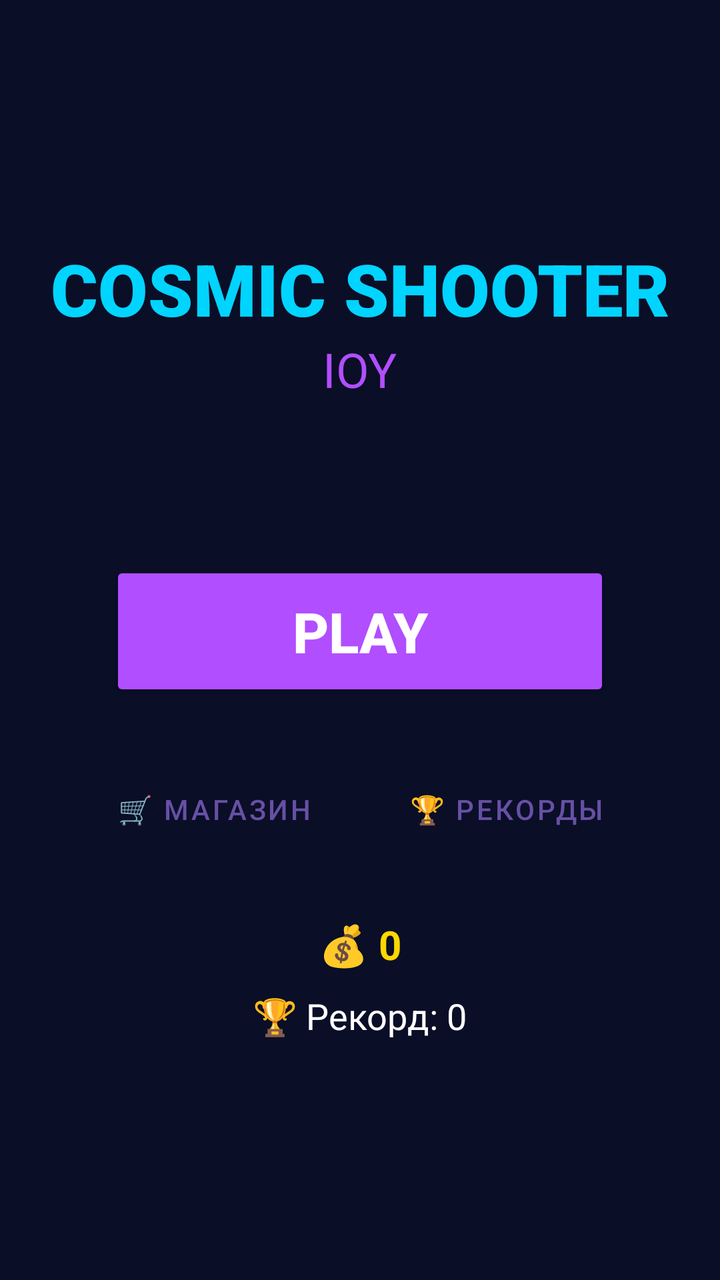
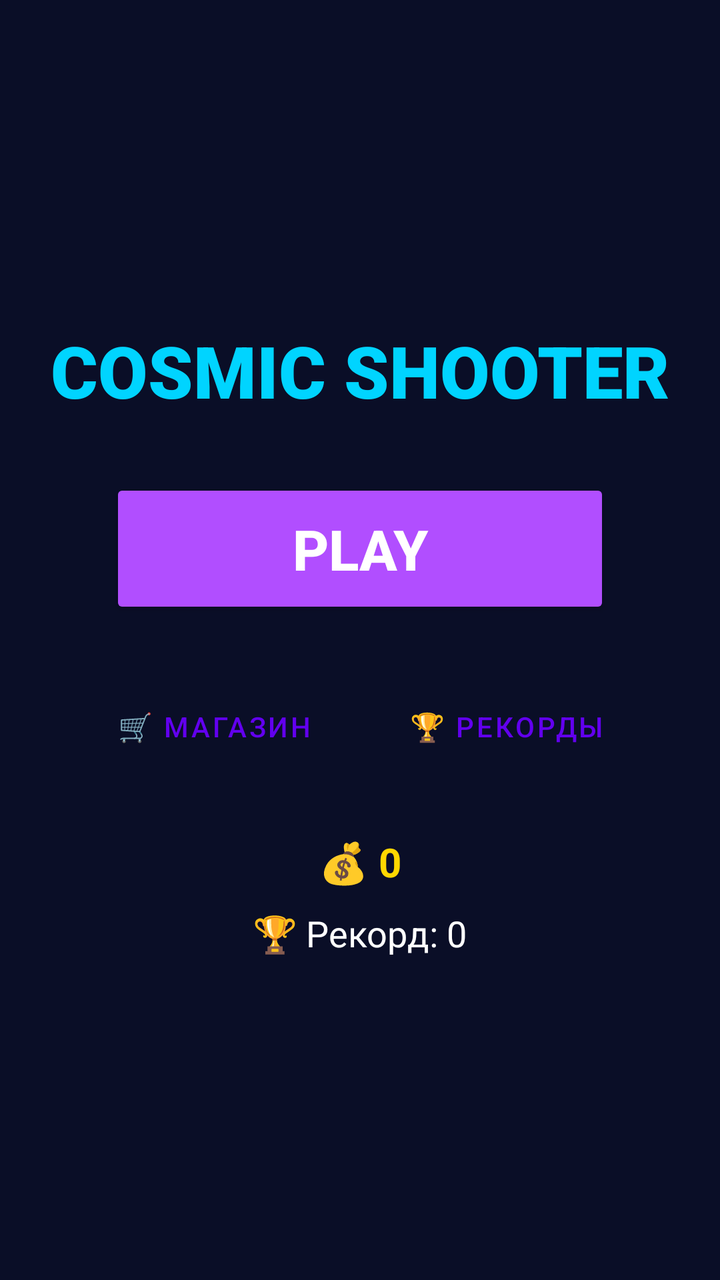

Screens rendered from an Android XML layout before and after an edit, with the pre-edit source and the edit as a unified diff.
<!-- AndroidManifest.xml: activity theme Theme.CosmicShooterIoy -->
<!-- res/layout/activity_main.xml -->
<?xml version="1.0" encoding="utf-8"?>
<FrameLayout xmlns:android="http://schemas.android.com/apk/res/android"
    xmlns:app="http://schemas.android.com/apk/res-auto"
    android:layout_width="match_parent"
    android:layout_height="match_parent"
    android:background="#0a0e27">

    <LinearLayout
        android:layout_width="match_parent"
        android:layout_height="wrap_content"
        android:layout_gravity="center"
        android:gravity="center"
        android:orientation="vertical"
        android:padding="20dp">

        <TextView
            android:layout_width="wrap_content"
            android:layout_height="wrap_content"
            android:fontFamily="sans-serif-black"
            android:text="COSMIC SHOOTER"
            android:textColor="#00d4ff"
            android:textSize="36sp"
            android:textStyle="bold" />

        <TextView
            android:layout_width="wrap_content"
            android:layout_height="wrap_content"
            android:layout_marginBottom="50dp"
            android:text="IOY"
            android:textColor="#b14eff"
            android:textSize="24sp" />

        <com.google.android.material.button.MaterialButtonToggleGroup
            android:id="@+id/difficultyGroup"
            android:layout_width="wrap_content"
            android:layout_height="wrap_content"
            android:layout_marginBottom="30dp"
            app:selectionRequired="true"
            app:singleSelection="true">

            <Button android:id="@+id/btnEasy" style="@style/Widget.MaterialComponents.Button.OutlinedButton" android:layout_width="wrap_content" android:layout_height="wrap_content" android:text="Easy" />
            <Button android:id="@+id/btnNormal" style="@style/Widget.MaterialComponents.Button.OutlinedButton" android:layout_width="wrap_content" android:layout_height="wrap_content" android:text="Normal" />
            <Button android:id="@+id/btnHard" style="@style/Widget.MaterialComponents.Button.OutlinedButton" android:layout_width="wrap_content" android:layout_height="wrap_content" android:text="Hard" />
        </com.google.android.material.button.MaterialButtonToggleGroup>

        <Button android:id="@+id/btnPlay" android:layout_width="250dp" android:layout_height="70dp" android:layout_marginBottom="30dp" android:backgroundTint="#b14eff" android:text="PLAY" android:textColor="#ffffff" android:textSize="28sp" android:textStyle="bold" />

        <LinearLayout android:layout_width="wrap_content" android:layout_height="wrap_content" android:gravity="center" android:orientation="horizontal">
            <Button android:id="@+id/btnShop" style="@style/Widget.MaterialComponents.Button.OutlinedButton" android:layout_width="wrap_content" android:layout_height="wrap_content" android:layout_marginEnd="16dp" android:text="🛒 Магазин" />
            <Button android:id="@+id/btnLeaderboard" style="@style/Widget.MaterialComponents.Button.OutlinedButton" android:layout_width="wrap_content" android:layout_height="wrap_content" android:text="🏆 Рекорды" />
        </LinearLayout>

        <TextView android:id="@+id/coinsText" android:layout_width="wrap_content" android:layout_height="wrap_content" android:layout_marginTop="30dp" android:text="💰 0" android:textColor="#ffd700" android:textSize="20sp" android:textStyle="bold" />
        <TextView android:id="@+id/highScoreText" android:layout_width="wrap_content" android:layout_height="wrap_content" android:layout_marginTop="10dp" android:text="🏆 Рекорд: 0" android:textColor="#ffffff" android:textSize="18sp" />
    </LinearLayout>
</FrameLayout>
<!-- resources referenced by this layout -->
<resources>
  <style name="Theme.CosmicShooterIoy" parent="Base.Theme.CosmicShooterIoy" />
  <style name="Base.Theme.CosmicShooterIoy" parent="Theme.Material3.DayNight.NoActionBar">
          
          
      </style>
</resources>

<!-- the commit's change to res/layout/activity_main.xml (unified diff, before → after) -->
@@ -21,14 +21,6 @@
             android:textColor="#00d4ff"
             android:textSize="36sp"
             android:textStyle="bold" />
-
-        <TextView
-            android:layout_width="wrap_content"
-            android:layout_height="wrap_content"
-            android:layout_marginBottom="50dp"
-            android:text="IOY"
-            android:textColor="#b14eff"
-            android:textSize="24sp" />
 
         <com.google.android.material.button.MaterialButtonToggleGroup
             android:id="@+id/difficultyGroup"
<!-- resource entries referenced after the edit -->
@@ -1,9 +1,5 @@
 <!-- resources referenced by this layout -->
 <resources>
-  <style name="Theme.CosmicShooterIoy" parent="Base.Theme.CosmicShooterIoy" />
-  <style name="Base.Theme.CosmicShooterIoy" parent="Theme.Material3.DayNight.NoActionBar">
-          
-          
-      </style>
+
 </resources>
 
